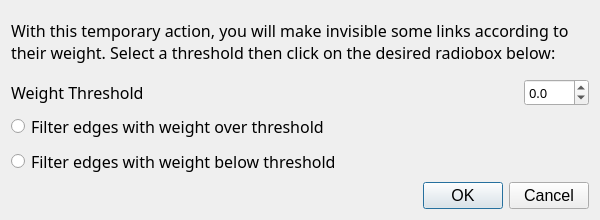
Above: src/forms/dialogfilteredgesbyweight.ui from socnetv/app before the change. Below: the same form after it.
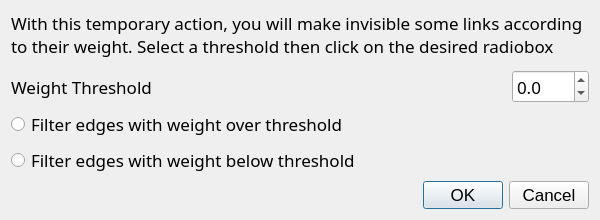
That is the form after the change.

Commit message: fixed pointsizes in macos

```diff
--- a/src/forms/dialogfilteredgesbyweight.ui
+++ b/src/forms/dialogfilteredgesbyweight.ui
@@ -16,11 +16,6 @@
     <height>220</height>
    </size>
   </property>
-  <property name="font">
-   <font>
-    <pointsize>12</pointsize>
-   </font>
-  </property>
   <property name="windowTitle">
    <string>Filter edges</string>
   </property>
@@ -30,7 +25,7 @@
      <property name="font">
       <font>
        <family>Sans Serif</family>
-       <pointsize>12</pointsize>
+       <pointsize>13</pointsize>
       </font>
      </property>
      <property name="text">
@@ -63,7 +58,7 @@
        <property name="font">
         <font>
          <family>Sans Serif</family>
-         <pointsize>12</pointsize>
+         <pointsize>13</pointsize>
         </font>
        </property>
        <property name="text">
@@ -73,6 +68,11 @@
      </item>
      <item>
       <spacer name="horizontalSpacer">
+       <property name="font">
+        <font>
+         <pointsize>13</pointsize>
+        </font>
+       </property>
        <property name="orientation">
         <enum>Qt::Horizontal</enum>
        </property>
@@ -95,7 +95,7 @@
        <property name="font">
         <font>
          <family>Sans Serif</family>
-         <pointsize>10</pointsize>
+         <pointsize>13</pointsize>
         </font>
        </property>
        <property name="decimals">
@@ -113,7 +113,7 @@
      <property name="font">
       <font>
        <family>Sans Serif</family>
-       <pointsize>12</pointsize>
+       <pointsize>13</pointsize>
       </font>
      </property>
      <property name="text">
@@ -126,7 +126,7 @@
      <property name="font">
       <font>
        <family>Sans Serif</family>
-       <pointsize>12</pointsize>
+       <pointsize>13</pointsize>
       </font>
      </property>
      <property name="text">
@@ -136,6 +136,11 @@
    </item>
    <item row="4" column="0">
     <widget class="QDialogButtonBox" name="buttonBox">
+     <property name="font">
+      <font>
+       <pointsize>13</pointsize>
+      </font>
+     </property>
      <property name="orientation">
       <enum>Qt::Horizontal</enum>
      </property>
```
The commit also changes 15 other files.
